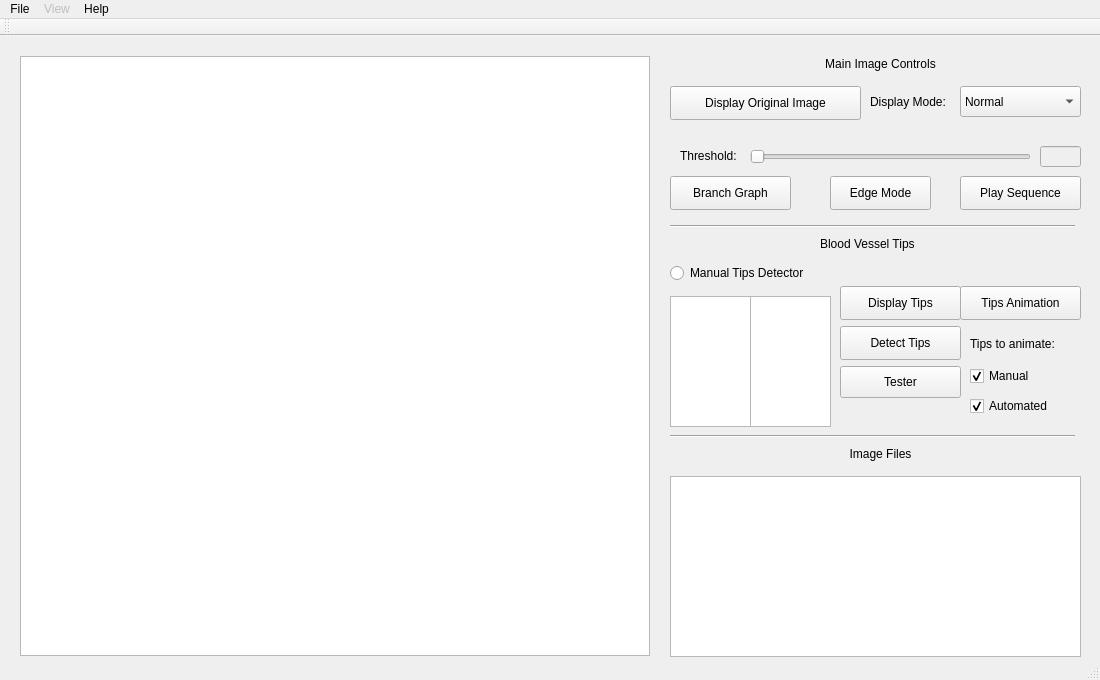
First picture: the form in mainwindow.ui, repository qchen2017/BloodVesselVisualization, before the edit.
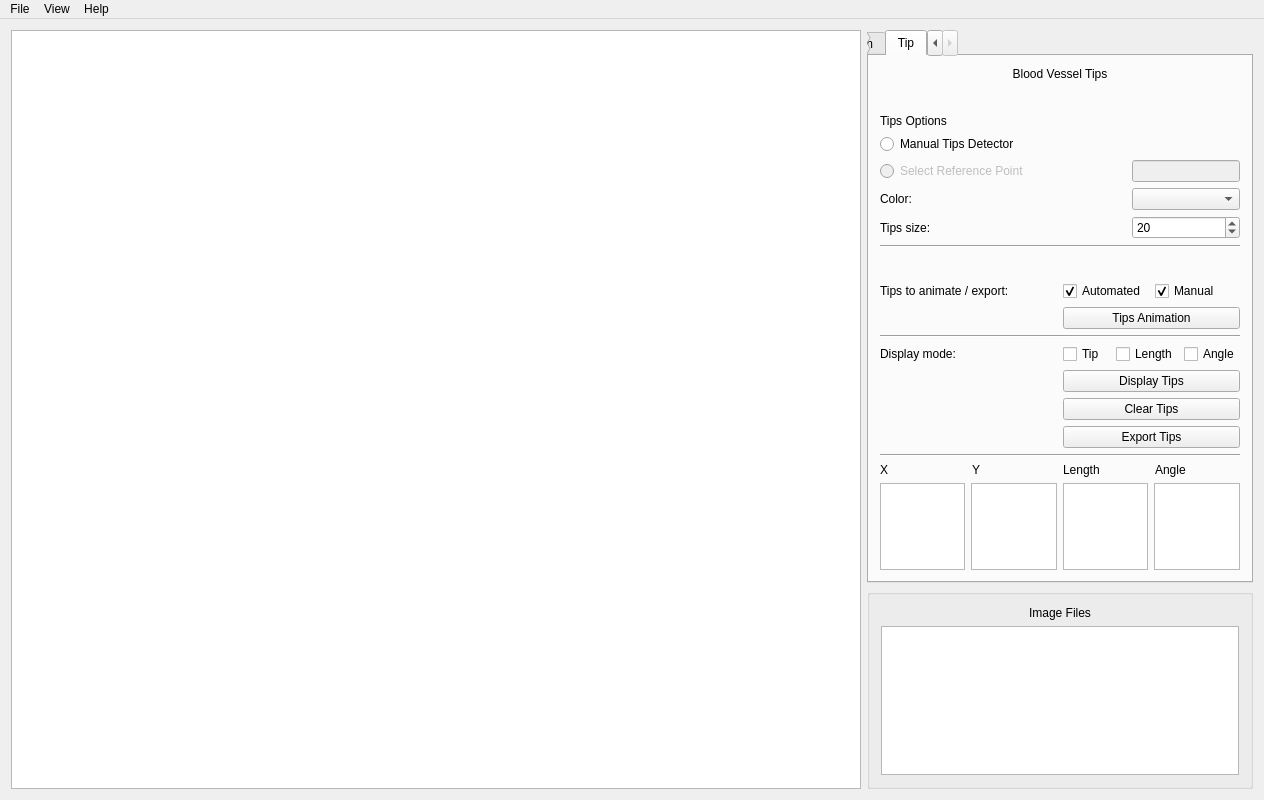
Second picture: the form after the edit.

```diff
--- a/mainwindow.ui
+++ b/mainwindow.ui
@@ -6,61 +6,104 @@
    <rect>
     <x>0</x>
     <y>0</y>
-    <width>1100</width>
-    <height>680</height>
+    <width>1264</width>
+    <height>800</height>
    </rect>
   </property>
+  <property name="sizePolicy">
+   <sizepolicy hsizetype="Expanding" vsizetype="Expanding">
+    <horstretch>0</horstretch>
+    <verstretch>0</verstretch>
+   </sizepolicy>
+  </property>
   <property name="windowTitle">
    <string>Visualization of Directional Blood Vessels</string>
   </property>
   <widget class="QWidget" name="centralWidget">
-   <widget class="QGraphicsView" name="graphicsView">
-    <property name="geometry">
-     <rect>
-      <x>20</x>
-      <y>20</y>
-      <width>630</width>
-      <height>600</height>
-     </rect>
-    </property>
-   </widget>
+   <property name="sizePolicy">
+    <sizepolicy hsizetype="Preferred" vsizetype="Preferred">
+     <horstretch>0</horstretch>
+     <verstretch>0</verstretch>
+    </sizepolicy>
+   </property>
+   <layout class="QGridLayout" name="gridLayout_3">
+    <item row="0" column="2">
+     <widget class="QTabWidget" name="image_tabs">
+      <property name="sizePolicy">
+       <sizepolicy hsizetype="Expanding" vsizetype="Expanding">
+        <horstretch>0</horstretch>
+        <verstretch>0</verstretch>
+       </sizepolicy>
+      </property>
+      <property name="minimumSize">
+       <size>
+        <width>0</width>
+        <height>0</height>
+       </size>
+      </property>
+      <property name="accessibleName">
+       <string/>
+      </property>
+      <property name="styleSheet">
+       <string notr="true"/>
+      </property>
+      <property name="tabShape">
+       <enum>QTabWidget::Rounded</enum>
+      </property>
+      <property name="currentIndex">
+       <number>1</number>
+      </property>
+      <property name="elideMode">
+       <enum>Qt::ElideMiddle</enum>
+      </property>
+      <widget class="QWidget" name="main_image_control">
+       <attribute name="title">
+        <string>Main</string>
+       </attribute>
+       <layout class="QGridLayout" name="gridLayout_5">
+        <item row="5" column="0" colspan="3">
+         <widget class="Line" name="line_2">
+          <property name="orientation">
+           <enum>Qt::Horizontal</enum>
+          </property>
+         </widget>
+        </item>
+        <item row="8" column="0">
+         <spacer name="verticalSpacer">
+          <property name="orientation">
+           <enum>Qt::Vertical</enum>
+          </property>
+          <property name="sizeHint" stdset="0">
+           <size>
+            <width>20</width>
+            <height>40</height>
+           </size>
+          </property>
+         </spacer>
+        </item>
+        <item row="3" column="0">
    <widget class="QLabel" name="threshold_label">
-    <property name="geometry">
-     <rect>
-      <x>680</x>
-      <y>110</y>
-      <width>81</width>
-      <height>20</height>
-     </rect>
-    </property>
     <property name="text">
      <string>Threshold:</string>
     </property>
    </widget>
-   <widget class="QSlider" name="threshold_horizontalSlider">
-    <property name="geometry">
-     <rect>
-      <x>750</x>
-      <y>110</y>
-      <width>281</width>
-      <height>22</height>
-     </rect>
-    </property>
-    <property name="maximum">
-     <number>255</number>
-    </property>
-    <property name="orientation">
-     <enum>Qt::Horizontal</enum>
-    </property>
-   </widget>
+        </item>
+        <item row="6" column="0" colspan="2">
+         <layout class="QHBoxLayout" name="horizontalLayout_2">
+          <item>
+           <widget class="QLabel" name="imageMode_label">
+            <property name="text">
+             <string>Display Mode:</string>
+            </property>
+           </widget>
+          </item>
+          <item>
    <widget class="QComboBox" name="imageMode_comboBox">
-    <property name="geometry">
-     <rect>
-      <x>960</x>
-      <y>50</y>
-      <width>121</width>
-      <height>31</height>
-     </rect>
+            <property name="sizePolicy">
+             <sizepolicy hsizetype="Expanding" vsizetype="Fixed">
+              <horstretch>0</horstretch>
+              <verstretch>0</verstretch>
+             </sizepolicy>
     </property>
     <property name="insertPolicy">
      <enum>QComboBox::InsertAtBottom</enum>
@@ -78,103 +121,19 @@
       <string>Contour</string>
      </property>
     </item>
-   </widget>
-   <widget class="QLabel" name="imageMode_label">
-    <property name="geometry">
-     <rect>
-      <x>870</x>
-      <y>50</y>
-      <width>91</width>
-      <height>31</height>
-     </rect>
-    </property>
+            <item>
     <property name="text">
-     <string>Display Mode:</string>
-    </property>
-   </widget>
-   <widget class="QLineEdit" name="threshold_lineEdit">
-    <property name="enabled">
-     <bool>false</bool>
-    </property>
-    <property name="geometry">
-     <rect>
-      <x>1040</x>
-      <y>110</y>
-      <width>41</width>
-      <height>21</height>
-     </rect>
-    </property>
-    <property name="alignment">
-     <set>Qt::AlignRight|Qt::AlignTrailing|Qt::AlignVCenter</set>
-    </property>
-   </widget>
-   <widget class="QListWidget" name="imageFiles_listWidget">
-    <property name="geometry">
-     <rect>
-      <x>670</x>
-      <y>440</y>
-      <width>411</width>
-      <height>181</height>
-     </rect>
-    </property>
-   </widget>
-   <widget class="QLabel" name="imageFiles_label">
-    <property name="geometry">
-     <rect>
-      <x>840</x>
-      <y>410</y>
-      <width>81</width>
-      <height>16</height>
-     </rect>
-    </property>
-    <property name="text">
-     <string>Image Files</string>
-    </property>
-    <property name="alignment">
-     <set>Qt::AlignCenter</set>
-    </property>
-   </widget>
-   <widget class="QPushButton" name="animate_pushButton">
-    <property name="enabled">
-     <bool>true</bool>
-    </property>
-    <property name="geometry">
-     <rect>
-      <x>960</x>
-      <y>140</y>
-      <width>121</width>
-      <height>34</height>
-     </rect>
-    </property>
-    <property name="text">
-     <string>Play Sequence</string>
-    </property>
-   </widget>
-   <widget class="QPushButton" name="tipDetect_pushButton">
-    <property name="enabled">
-     <bool>true</bool>
-    </property>
-    <property name="geometry">
-     <rect>
-      <x>840</x>
-      <y>290</y>
-      <width>121</width>
-      <height>34</height>
-     </rect>
-    </property>
-    <property name="text">
-     <string>Detect Tips</string>
-    </property>
-   </widget>
+              <string>Edge</string>
+             </property>
+            </item>
+           </widget>
+          </item>
+         </layout>
+        </item>
+        <item row="7" column="0" colspan="2">
+         <layout class="QGridLayout" name="gridLayout">
+          <item row="1" column="0">
    <widget class="QPushButton" name="displayOrigImage_pushButton">
-    <property name="geometry">
-     <rect>
-      <x>670</x>
-      <y>50</y>
-      <width>191</width>
-      <height>34</height>
-     </rect>
-    </property>
     <property name="cursor">
      <cursorShape>ArrowCursor</cursorShape>
     </property>
@@ -191,170 +150,367 @@
      <string>Display Original Image</string>
     </property>
    </widget>
+          </item>
+          <item row="3" column="1">
+           <widget class="QPushButton" name="animate_pushButton">
+            <property name="enabled">
+             <bool>true</bool>
+            </property>
+            <property name="text">
+             <string>Play Sequence</string>
+            </property>
+           </widget>
+          </item>
+          <item row="1" column="1">
+           <widget class="QPushButton" name="branchGraph">
+            <property name="enabled">
+             <bool>true</bool>
+            </property>
+            <property name="text">
+             <string>Branch Graph</string>
+            </property>
+           </widget>
+          </item>
+         </layout>
+        </item>
+        <item row="8" column="2">
    <widget class="Line" name="divider_line">
-    <property name="geometry">
-     <rect>
-      <x>670</x>
-      <y>180</y>
-      <width>405</width>
-      <height>20</height>
-     </rect>
-    </property>
+          <property name="orientation">
+           <enum>Qt::Horizontal</enum>
+          </property>
+         </widget>
+        </item>
+        <item row="4" column="0">
+         <widget class="QSlider" name="threshold_horizontalSlider">
+          <property name="sizePolicy">
+           <sizepolicy hsizetype="Expanding" vsizetype="Fixed">
+            <horstretch>1</horstretch>
+            <verstretch>0</verstretch>
+           </sizepolicy>
+          </property>
+          <property name="maximum">
+           <number>255</number>
+          </property>
     <property name="orientation">
      <enum>Qt::Horizontal</enum>
     </property>
    </widget>
+        </item>
+        <item row="4" column="1" colspan="2">
+         <widget class="QLineEdit" name="threshold_lineEdit">
+          <property name="enabled">
+           <bool>false</bool>
+          </property>
+          <property name="sizePolicy">
+           <sizepolicy hsizetype="Expanding" vsizetype="Fixed">
+            <horstretch>0</horstretch>
+            <verstretch>0</verstretch>
+           </sizepolicy>
+          </property>
+          <property name="alignment">
+           <set>Qt::AlignRight|Qt::AlignTrailing|Qt::AlignVCenter</set>
+          </property>
+         </widget>
+        </item>
+        <item row="9" column="0">
    <widget class="QPushButton" name="edgeButton">
     <property name="enabled">
-     <bool>true</bool>
-    </property>
-    <property name="geometry">
-     <rect>
-      <x>830</x>
-      <y>140</y>
-      <width>101</width>
-      <height>34</height>
-     </rect>
+           <bool>false</bool>
     </property>
     <property name="text">
      <string>Edge Mode</string>
     </property>
    </widget>
-   <widget class="QPushButton" name="branchGraph">
-    <property name="enabled">
-     <bool>true</bool>
-    </property>
-    <property name="geometry">
-     <rect>
-      <x>670</x>
-      <y>140</y>
-      <width>121</width>
-      <height>34</height>
-     </rect>
-    </property>
-    <property name="text">
-     <string>Branch Graph</string>
-    </property>
-   </widget>
+        </item>
+        <item row="2" column="0">
+         <spacer name="verticalSpacer_3">
+          <property name="orientation">
+           <enum>Qt::Vertical</enum>
+          </property>
+          <property name="sizeType">
+           <enum>QSizePolicy::Preferred</enum>
+          </property>
+          <property name="sizeHint" stdset="0">
+           <size>
+            <width>20</width>
+            <height>40</height>
+           </size>
+          </property>
+         </spacer>
+        </item>
+        <item row="1" column="0" colspan="3">
    <widget class="QLabel" name="label">
-    <property name="geometry">
-     <rect>
-      <x>810</x>
-      <y>20</y>
-      <width>141</width>
-      <height>16</height>
-     </rect>
+          <property name="sizePolicy">
+           <sizepolicy hsizetype="Preferred" vsizetype="Maximum">
+            <horstretch>0</horstretch>
+            <verstretch>0</verstretch>
+           </sizepolicy>
+          </property>
+          <property name="minimumSize">
+           <size>
+            <width>0</width>
+            <height>0</height>
+           </size>
+          </property>
+          <property name="toolTipDuration">
+           <number>0</number>
     </property>
     <property name="text">
      <string>Main Image Controls</string>
     </property>
+          <property name="textFormat">
+           <enum>Qt::AutoText</enum>
+          </property>
     <property name="alignment">
      <set>Qt::AlignCenter</set>
     </property>
-   </widget>
+          <property name="indent">
+           <number>1</number>
+          </property>
+         </widget>
+        </item>
+       </layout>
+       <zorder>divider_line</zorder>
+       <zorder>threshold_label</zorder>
+       <zorder>threshold_horizontalSlider</zorder>
+       <zorder>verticalSpacer</zorder>
+       <zorder>label</zorder>
+       <zorder>threshold_lineEdit</zorder>
+       <zorder>line_2</zorder>
+       <zorder>edgeButton</zorder>
+       <zorder>verticalSpacer_3</zorder>
+      </widget>
+      <widget class="QWidget" name="tab">
+       <attribute name="title">
+        <string>Tip</string>
+       </attribute>
+       <layout class="QGridLayout" name="gridLayout_6">
+        <item row="13" column="0">
+         <widget class="Line" name="line_3">
+          <property name="orientation">
+           <enum>Qt::Horizontal</enum>
+          </property>
+         </widget>
+        </item>
+        <item row="3" column="0">
+         <layout class="QGridLayout" name="gridLayout_2">
+          <property name="horizontalSpacing">
+           <number>-1</number>
+          </property>
+          <item row="1" column="0">
    <widget class="QRadioButton" name="bloodVesselsTips_radioButton">
-    <property name="geometry">
-     <rect>
-      <x>670</x>
-      <y>220</y>
-      <width>161</width>
-      <height>34</height>
-     </rect>
-    </property>
     <property name="text">
      <string>Manual Tips Detector</string>
     </property>
    </widget>
-   <widget class="QTextEdit" name="tipsYcoord_textEdit">
-    <property name="geometry">
-     <rect>
-      <x>750</x>
-      <y>260</y>
-      <width>81</width>
-      <height>131</height>
-     </rect>
-    </property>
-    <property name="readOnly">
-     <bool>true</bool>
-    </property>
-   </widget>
+          </item>
+          <item row="2" column="0">
+           <widget class="QRadioButton" name="select_ref_point_radioButton">
+            <property name="enabled">
+             <bool>false</bool>
+            </property>
+            <property name="text">
+             <string>Select Reference Point</string>
+            </property>
+           </widget>
+          </item>
+          <item row="2" column="1">
+           <spacer name="horizontalSpacer_2">
+            <property name="orientation">
+             <enum>Qt::Horizontal</enum>
+            </property>
+            <property name="sizeHint" stdset="0">
+             <size>
+              <width>40</width>
+              <height>20</height>
+             </size>
+            </property>
+           </spacer>
+          </item>
+          <item row="2" column="2">
+           <widget class="QLineEdit" name="refpoint_lineEdit">
+            <property name="enabled">
+             <bool>false</bool>
+            </property>
+            <property name="sizePolicy">
+             <sizepolicy hsizetype="Expanding" vsizetype="Expanding">
+              <horstretch>0</horstretch>
+              <verstretch>0</verstretch>
+             </sizepolicy>
+            </property>
+           </widget>
+          </item>
+          <item row="3" column="0">
+           <widget class="QLabel" name="color_abel">
+            <property name="layoutDirection">
+             <enum>Qt::LeftToRight</enum>
+            </property>
+            <property name="text">
+             <string>Color:</string>
+            </property>
+            <property name="alignment">
+             <set>Qt::AlignLeading|Qt::AlignLeft|Qt::AlignVCenter</set>
+            </property>
+            <property name="margin">
+             <number>0</number>
+            </property>
+            <property name="indent">
+             <number>-1</number>
+            </property>
+           </widget>
+          </item>
+          <item row="3" column="2">
+           <widget class="QComboBox" name="color_comboBox"/>
+          </item>
+          <item row="0" column="0">
+           <widget class="QLabel" name="label_3">
+            <property name="text">
+             <string>Tips Options</string>
+            </property>
+           </widget>
+          </item>
+          <item row="4" column="0">
+           <widget class="QLabel" name="tips_size_label">
+            <property name="text">
+             <string>Tips size:</string>
+            </property>
+            <property name="alignment">
+             <set>Qt::AlignLeading|Qt::AlignLeft|Qt::AlignVCenter</set>
+            </property>
+           </widget>
+          </item>
+          <item row="4" column="2">
+           <widget class="QSpinBox" name="tip_size_spinBox">
+            <property name="value">
+             <number>20</number>
+            </property>
+           </widget>
+          </item>
+         </layout>
+        </item>
+        <item row="14" column="0">
+         <layout class="QHBoxLayout" name="horizontalLayout_6">
+          <item>
+           <widget class="QLabel" name="tipsX_label">
+            <property name="text">
+             <string>X</string>
+            </property>
+            <property name="wordWrap">
+             <bool>false</bool>
+            </property>
+           </widget>
+          </item>
+          <item>
+           <widget class="QLabel" name="tipsY_label">
+            <property name="text">
+             <string>Y</string>
+            </property>
+           </widget>
+          </item>
+          <item>
+           <widget class="QLabel" name="tips_length_label">
+            <property name="text">
+             <string>Length</string>
+            </property>
+           </widget>
+          </item>
+          <item>
+           <widget class="QLabel" name="tips_angle_label">
+            <property name="text">
+             <string>Angle</string>
+            </property>
+           </widget>
+          </item>
+         </layout>
+        </item>
+        <item row="5" column="0" rowspan="2">
+         <widget class="Line" name="line">
+          <property name="orientation">
+           <enum>Qt::Horizontal</enum>
+          </property>
+         </widget>
+        </item>
+        <item row="15" column="0">
+         <layout class="QGridLayout" name="gridLayout_8">
+          <property name="sizeConstraint">
+           <enum>QLayout::SetDefaultConstraint</enum>
+          </property>
+          <property name="topMargin">
+           <number>0</number>
+          </property>
+          <item row="0" column="0">
    <widget class="QTextEdit" name="tipsXcoord_textEdit">
-    <property name="geometry">
-     <rect>
-      <x>670</x>
-      <y>260</y>
-      <width>81</width>
-      <height>131</height>
-     </rect>
+            <property name="maximumSize">
+             <size>
+              <width>16777215</width>
+              <height>100</height>
+             </size>
     </property>
     <property name="readOnly">
      <bool>true</bool>
     </property>
    </widget>
+          </item>
+          <item row="0" column="1">
+           <widget class="QTextEdit" name="tipsYcoord_textEdit">
+            <property name="maximumSize">
+             <size>
+              <width>16777215</width>
+              <height>100</height>
+             </size>
+            </property>
+            <property name="readOnly">
+             <bool>true</bool>
+            </property>
+           </widget>
+          </item>
+          <item row="0" column="2">
+           <widget class="QTextEdit" name="length_textEdit">
+            <property name="maximumSize">
+             <size>
+              <width>16777215</width>
+              <height>100</height>
+             </size>
+            </property>
+            <property name="readOnly">
+             <bool>true</bool>
+            </property>
+           </widget>
+          </item>
+          <item row="0" column="3">
+           <widget class="QTextEdit" name="angle_textEdit">
+            <property name="sizePolicy">
+             <sizepolicy hsizetype="Expanding" vsizetype="Expanding">
+              <horstretch>0</horstretch>
+              <verstretch>0</verstretch>
+             </sizepolicy>
+            </property>
+            <property name="maximumSize">
+             <size>
+              <width>16777215</width>
+              <height>100</height>
+             </size>
+            </property>
+           </widget>
+          </item>
+         </layout>
+        </item>
+        <item row="9" column="0">
+         <layout class="QGridLayout" name="gridLayout_7">
+          <property name="horizontalSpacing">
+           <number>-1</number>
+          </property>
+          <item row="1" column="1">
    <widget class="QPushButton" name="tipsAnimation_pushButton">
-    <property name="geometry">
-     <rect>
-      <x>960</x>
-      <y>250</y>
-      <width>121</width>
-      <height>34</height>
-     </rect>
-    </property>
     <property name="text">
      <string>Tips Animation</string>
     </property>
    </widget>
-   <widget class="QLabel" name="tipsControls_label">
-    <property name="geometry">
-     <rect>
-      <x>820</x>
-      <y>200</y>
-      <width>111</width>
-      <height>16</height>
-     </rect>
-    </property>
-    <property name="text">
-     <string>Blood Vessel Tips</string>
-    </property>
-   </widget>
-   <widget class="Line" name="divider_line_2">
-    <property name="geometry">
-     <rect>
-      <x>670</x>
-      <y>390</y>
-      <width>405</width>
-      <height>20</height>
-     </rect>
-    </property>
-    <property name="orientation">
-     <enum>Qt::Horizontal</enum>
-    </property>
-   </widget>
-   <widget class="QCheckBox" name="manual_checkBox">
-    <property name="geometry">
-     <rect>
-      <x>970</x>
-      <y>330</y>
-      <width>89</width>
-      <height>20</height>
-     </rect>
-    </property>
-    <property name="text">
-     <string>Manual</string>
-    </property>
-    <property name="checked">
-     <bool>true</bool>
-    </property>
-   </widget>
+          </item>
+          <item row="0" column="1">
+           <layout class="QHBoxLayout" name="horizontalLayout_4">
+            <item>
    <widget class="QCheckBox" name="automated_checkBox">
-    <property name="geometry">
-     <rect>
-      <x>970</x>
-      <y>360</y>
-      <width>89</width>
-      <height>20</height>
-     </rect>
-    </property>
     <property name="text">
      <string>Automated</string>
     </property>
@@ -362,63 +518,217 @@
      <bool>true</bool>
     </property>
    </widget>
+            </item>
+            <item>
+             <widget class="QCheckBox" name="manual_checkBox">
+              <property name="text">
+               <string>Manual</string>
+              </property>
+              <property name="checked">
+               <bool>true</bool>
+              </property>
+             </widget>
+            </item>
+           </layout>
+          </item>
+          <item row="0" column="0">
    <widget class="QLabel" name="tips_checkboxes_label">
-    <property name="geometry">
-     <rect>
-      <x>970</x>
-      <y>300</y>
-      <width>101</width>
-      <height>16</height>
-     </rect>
-    </property>
+            <property name="text">
+             <string>Tips to animate / export:</string>
+            </property>
+           </widget>
+          </item>
+         </layout>
+        </item>
+        <item row="10" column="0">
+         <widget class="Line" name="line_4">
+          <property name="orientation">
+           <enum>Qt::Horizontal</enum>
+          </property>
+         </widget>
+        </item>
+        <item row="11" column="0">
+         <layout class="QGridLayout" name="gridLayout_9">
+          <property name="bottomMargin">
+           <number>0</number>
+          </property>
+          <item row="0" column="0">
+           <widget class="QLabel" name="label_2">
     <property name="text">
-     <string>Tips to animate:</string>
-    </property>
-   </widget>
+             <string>Display mode:</string>
+            </property>
+           </widget>
+          </item>
+          <item row="0" column="1">
+           <layout class="QHBoxLayout" name="horizontalLayout">
+            <item>
+             <widget class="QCheckBox" name="tip_checkBox">
+              <property name="enabled">
+               <bool>true</bool>
+              </property>
+              <property name="text">
+               <string>Tip</string>
+              </property>
+             </widget>
+            </item>
+            <item>
+             <widget class="QCheckBox" name="length_checkBox">
+              <property name="enabled">
+               <bool>true</bool>
+              </property>
+              <property name="text">
+               <string>Length</string>
+              </property>
+              <property name="checked">
+               <bool>false</bool>
+              </property>
+             </widget>
+            </item>
+            <item>
+             <widget class="QCheckBox" name="angle_checkBox">
+              <property name="enabled">
+               <bool>true</bool>
+              </property>
+              <property name="text">
+               <string>Angle</string>
+              </property>
+             </widget>
+            </item>
+           </layout>
+          </item>
+          <item row="3" column="1">
+           <widget class="QPushButton" name="tipDetect_pushButton">
+            <property name="enabled">
+             <bool>true</bool>
+            </property>
+            <property name="text">
+             <string>Export Tips</string>
+            </property>
+           </widget>
+          </item>
+          <item row="2" column="1">
+           <widget class="QPushButton" name="clearTips_pushButton">
+            <property name="text">
+             <string>Clear Tips</string>
+            </property>
+           </widget>
+          </item>
+          <item row="1" column="1">
    <widget class="QPushButton" name="displayTips_pushButton">
-    <property name="geometry">
-     <rect>
-      <x>840</x>
-      <y>250</y>
-      <width>121</width>
-      <height>34</height>
-     </rect>
-    </property>
     <property name="text">
      <string>Display Tips</string>
     </property>
    </widget>
-   <widget class="QPushButton" name="tester_pushButton">
-    <property name="geometry">
-     <rect>
-      <x>840</x>
-      <y>330</y>
-      <width>121</width>
-      <height>32</height>
-     </rect>
-    </property>
+          </item>
+         </layout>
+        </item>
+        <item row="1" column="0">
+         <widget class="QLabel" name="tipsControls_label">
+          <property name="text">
+           <string>Blood Vessel Tips</string>
+          </property>
+          <property name="alignment">
+           <set>Qt::AlignCenter</set>
+          </property>
+         </widget>
+        </item>
+        <item row="2" column="0">
+         <spacer name="verticalSpacer_4">
+          <property name="orientation">
+           <enum>Qt::Vertical</enum>
+          </property>
+          <property name="sizeType">
+           <enum>QSizePolicy::Preferred</enum>
+          </property>
+          <property name="sizeHint" stdset="0">
+           <size>
+            <width>20</width>
+            <height>40</height>
+           </size>
+          </property>
+         </spacer>
+        </item>
+        <item row="7" column="0">
+         <spacer name="verticalSpacer_2">
+          <property name="orientation">
+           <enum>Qt::Vertical</enum>
+          </property>
+          <property name="sizeHint" stdset="0">
+           <size>
+            <width>20</width>
+            <height>40</height>
+           </size>
+          </property>
+         </spacer>
+        </item>
+       </layout>
+      </widget>
+     </widget>
+    </item>
+    <item row="1" column="2">
+     <widget class="QGroupBox" name="image_file">
+      <property name="sizePolicy">
+       <sizepolicy hsizetype="Preferred" vsizetype="Preferred">
+        <horstretch>0</horstretch>
+        <verstretch>0</verstretch>
+       </sizepolicy>
+      </property>
+      <property name="minimumSize">
+       <size>
+        <width>0</width>
+        <height>0</height>
+       </size>
+      </property>
+      <property name="maximumSize">
+       <size>
+        <width>16777215</width>
+        <height>200</height>
+       </size>
+      </property>
+      <layout class="QGridLayout" name="gridLayout_4">
+       <item row="2" column="0">
+        <widget class="QListWidget" name="imageFiles_listWidget"/>
+       </item>
+       <item row="0" column="0">
+        <widget class="QLabel" name="imageFiles_label">
     <property name="text">
-     <string>Tester</string>
-    </property>
-   </widget>
-  </widget>
-  <widget class="QToolBar" name="mainToolBar">
-   <property name="acceptDrops">
-    <bool>false</bool>
-   </property>
-   <attribute name="toolBarArea">
-    <enum>TopToolBarArea</enum>
-   </attribute>
-   <attribute name="toolBarBreak">
-    <bool>false</bool>
-   </attribute>
+          <string>Image Files</string>
+         </property>
+         <property name="alignment">
+          <set>Qt::AlignCenter</set>
+         </property>
+        </widget>
+       </item>
+      </layout>
+     </widget>
+    </item>
+    <item row="0" column="1" rowspan="2">
+     <widget class="QGraphicsView" name="graphicsView">
+      <property name="sizePolicy">
+       <sizepolicy hsizetype="Expanding" vsizetype="Expanding">
+        <horstretch>1</horstretch>
+        <verstretch>1</verstretch>
+       </sizepolicy>
+      </property>
+      <property name="minimumSize">
+       <size>
+        <width>850</width>
+        <height>0</height>
+       </size>
+      </property>
+      <property name="sizeAdjustPolicy">
+       <enum>QAbstractScrollArea::AdjustToContentsOnFirstShow</enum>
+      </property>
+     </widget>
+    </item>
+   </layout>
   </widget>
   <widget class="QMenuBar" name="menuBar">
    <property name="geometry">
     <rect>
      <x>0</x>
      <y>0</y>
-     <width>1100</width>
+     <width>1264</width>
      <height>22</height>
     </rect>
    </property>
@@ -431,7 +741,7 @@
    </widget>
    <widget class="QMenu" name="menuView">
     <property name="enabled">
-     <bool>false</bool>
+     <bool>true</bool>
     </property>
     <property name="title">
      <string>View</string>
@@ -456,7 +766,6 @@
    <addaction name="menuView"/>
    <addaction name="menuHelp"/>
   </widget>
-  <widget class="QStatusBar" name="statusBar"/>
   <action name="actionOpen">
    <property name="text">
     <string>Open</string>
```
Left out of the diff: 22 changed lines with no effect on the pictures. Lines whose indentation alone changed are shown as unchanged.
